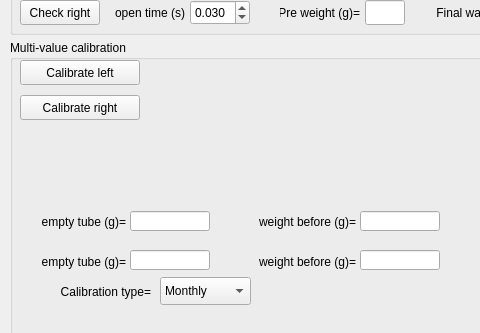
This is src/foraging_gui/Calibration.ui in AllenNeuralDynamics/dynamic-foraging-task as Qt 5 draws it before an edit; both pictures show x 0 to 480 and y 140 to 473 of the 1080 by 869 pixel window. The edited form follows.
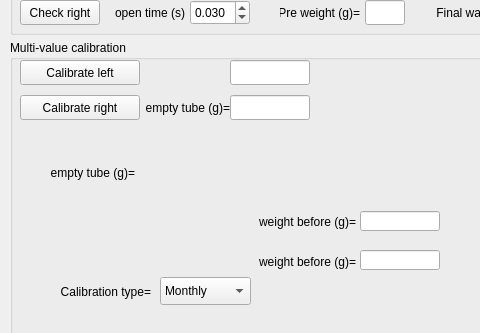
This is the edited form.

Patch:
```diff
--- a/src/foraging_gui/Calibration.ui
+++ b/src/foraging_gui/Calibration.ui
@@ -1077,10 +1077,10 @@
         <widget class="QLineEdit" name="TubeWeightLeft">
             <property name="geometry">
                 <rect>
-                    <x>120</x>
-                    <y>171</y>
+                    <x>220</x>
+                    <y>20</y>
                     <width>80</width>
-                    <height>20</height>
+                    <height>25</height>
                 </rect>
             </property>
             <property name="text">
@@ -1091,9 +1091,9 @@
             <property name="geometry">
                 <rect>
                     <x>25</x>
-                    <y>170</y>
-                    <width>91</width>
-                    <height>23</height>
+                    <y>120</y>
+                    <width>100</width>
+                    <height>25</height>
                 </rect>
             </property>
             <property name="text">
@@ -1109,10 +1109,10 @@
         <widget class="QLineEdit" name="TubeWeightRight">
             <property name="geometry">
                 <rect>
-                    <x>120</x>
-                    <y>210</y>
+                    <x>220</x>
+                    <y>55</y>
                     <width>80</width>
-                    <height>20</height>
+                    <height>25</height>
                 </rect>
             </property>
             <property name="text">
@@ -1122,10 +1122,10 @@
         <widget class="QLabel" name="label_27">
             <property name="geometry">
                 <rect>
-                    <x>25</x>
-                    <y>210</y>
-                    <width>91</width>
-                    <height>23</height>
+                    <x>120</x>
+                    <y>55</y>
+                    <width>100</width>
+                    <height>25</height>
                 </rect>
             </property>
             <property name="text">
```
Left out of the diff: 4 changed lines with no effect on the pictures.
